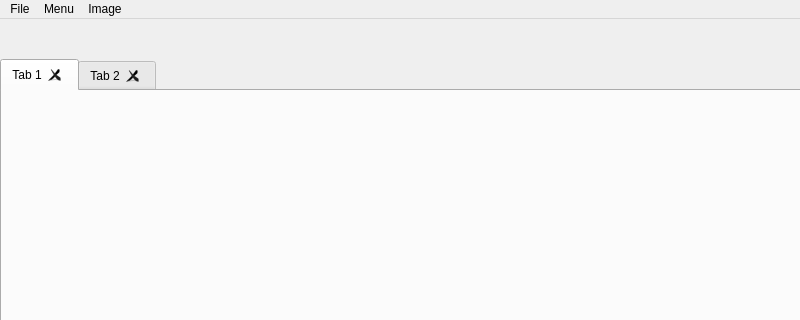
The window that paintProgram/mainwindow.ui (ElliotHarding/paintProgram) describes before a commit, drawn with Qt 5; both pictures show x 0 to 800 and y 0 to 320 of the 800 by 600 pixel window.
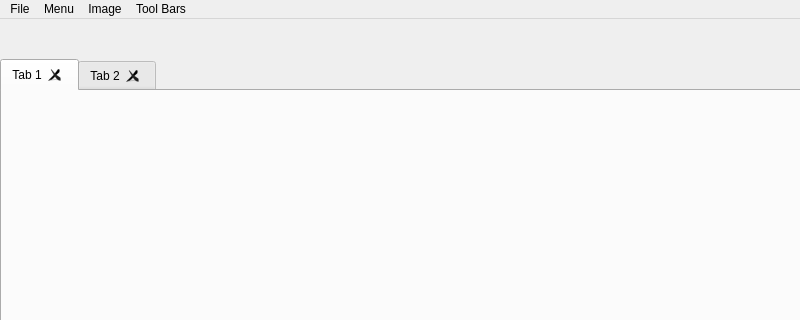
The same window after the commit. Icons and pictures are not drawn.

Commit message: Reshowing dialogs via tool bar

```diff
--- a/paintProgram/mainwindow.ui
+++ b/paintProgram/mainwindow.ui
@@ -140,9 +140,20 @@
     <addaction name="actionImageSettings"/>
     <addaction name="menuEffects"/>
    </widget>
+   <widget class="QMenu" name="menuTool_Bars">
+    <property name="title">
+     <string>Tool Bars</string>
+    </property>
+    <addaction name="action_showColorPicker"/>
+    <addaction name="action_showToolSelector"/>
+    <addaction name="action_showInfoDialog"/>
+    <addaction name="action_showLayersDialog"/>
+    <addaction name="action_showToolSpecificDialogs"/>
+   </widget>
    <addaction name="menuFile"/>
    <addaction name="menuMenu"/>
    <addaction name="menuImage"/>
+   <addaction name="menuTool_Bars"/>
   </widget>
   <widget class="QStatusBar" name="statusbar"/>
   <action name="actionColor_Picker">
```
Left out of the diff: 25 changed lines with no effect on the pictures. The commit also changes 2 other files.
